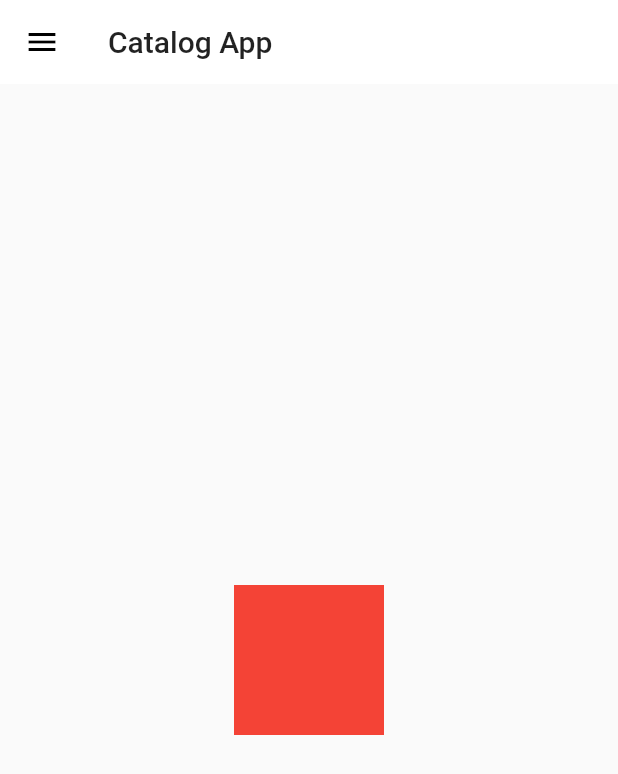
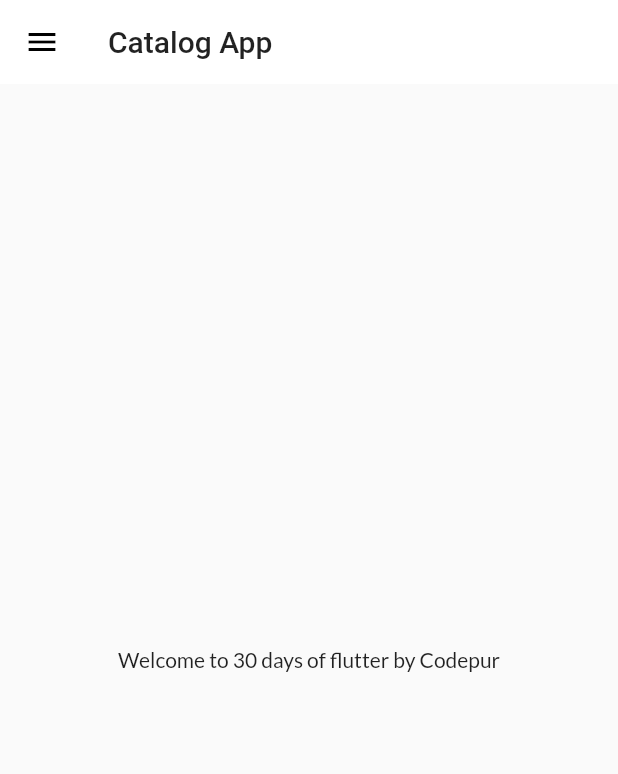
Before and after one commit to aashah15/30DaysOfFlutter, a Flutter app: the screen it shows after launch, on a phone screen of 412 x 824 dp. Shown: the top 774 px of the screen. Run offline on Flutter 3.47's test engine with Material 2 defaults, Android fonts, the phone set to English and light mode, and no system bars; our stand-ins replace google_fonts.

Commit message:
Day 11 completed

```diff
--- a/lib/pages/home_page.dart
+++ b/lib/pages/home_page.dart
@@ -11,13 +11,10 @@ class HomePage extends StatelessWidget {
       appBar: AppBar(
         title: Text("Catalog App"),
       ),
-        body:Center(
-          child:
-            Container(
-              height: 100,
-              width:  100,
-              color: Colors.red,
-            ),
+        body: Center(
+          child: Container(
+            child: Text("Welcome to $days days of flutter by $name"),
+          ),
         ),
         drawer: MyDrawer(),
       );
```
